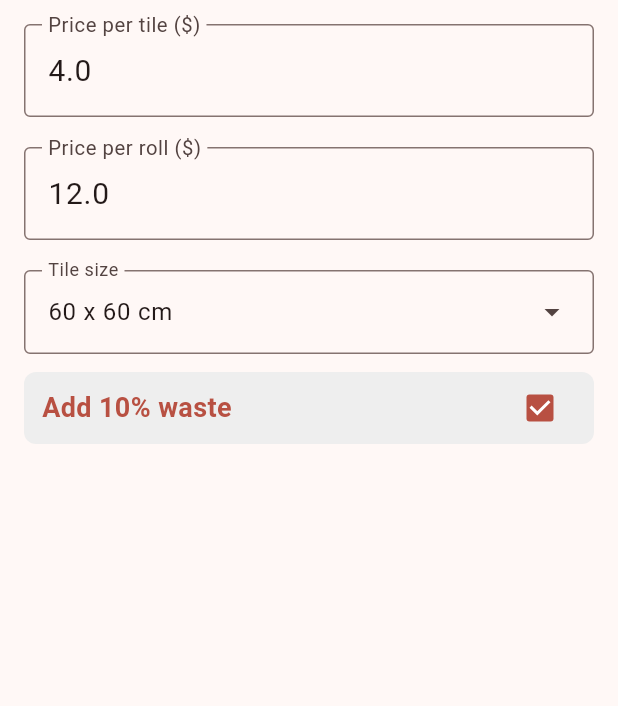
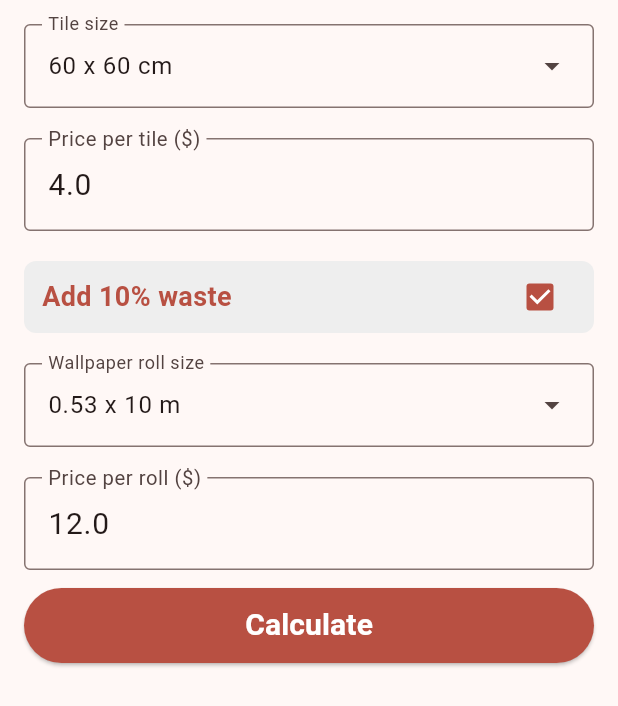
Before and after one commit to janaasaadreslan-art/room_renovation_estimator, a Flutter app: the FloorTab widget shown alone on an empty page, opened directly with empty values, on a phone screen of 412 x 824 dp. Shown: the top 706 px of the screen. Run offline on Flutter 3.47's test engine with Material 3 defaults, Android fonts, the phone set to English and light mode, and no system bars.

Commit message:
Floor tab complete

```diff
--- a/lib/widgets/floor_tab.dart
+++ b/lib/widgets/floor_tab.dart
@@ -2,6 +2,7 @@ import 'package:flutter/material.dart';
 import 'package:room_renovation_estimator/models/room_data.dart';
 
 import 'my_text_field.dart';
+import 'my_button.dart';
 
 class FloorTab extends StatefulWidget {
   final RoomData data;
@@ -36,11 +37,6 @@ class _FloorTabState extends State<FloorTab> {
     return ListView(
       padding: const EdgeInsets.all(16),
       children: [
-        MyTextField(hint: 'Price per tile (\$)', controller: _tilePriceCtrl),
-        const SizedBox(height: 20),
-        MyTextField(hint: 'Price per roll (\$)', controller: _rollPriceCtrl),
-        const SizedBox(height: 20),
-
         DropdownMenu<double>(
           label: const Text('Tile size'),
           initialSelection: widget.data.tileSizeCm,
@@ -59,8 +55,9 @@ class _FloorTabState extends State<FloorTab> {
             DropdownMenuEntry(value: 60.0, label: '60 x 60 cm'),
           ],
         ),
-        const SizedBox(height: 12),
-
+        const SizedBox(height: 20),
+        MyTextField(hint: 'Price per tile (\$)', controller: _tilePriceCtrl),
+        const SizedBox(height: 20),
         Container(
           padding: const EdgeInsets.symmetric(horizontal: 12),
           decoration: BoxDecoration(
@@ -77,12 +74,13 @@ class _FloorTabState extends State<FloorTab> {
                   color: Color(0xFFB85042),
                 ),
               ),
-              const Spacer(), //true or false if waste more than 0
+              const Spacer(),
               Checkbox(
                 value: widget.data.wastePercent > 0,
                 activeColor: const Color(0xFFB85042),
                 onChanged: (value) {
                   setState(() {
+                    //true or false if waste more than 0
                     widget.data.wastePercent = value == true
                         ? 10.0
                         : 0.0; //if checked 10 else 0
@@ -92,6 +90,45 @@ class _FloorTabState extends State<FloorTab> {
             ],
           ),
         ),
+        const SizedBox(height: 20),
+        DropdownMenu<double>(
+          label: const Text('Wallpaper roll size'),
+          initialSelection: widget.data.rollWidth,
+          expandedInsets: EdgeInsets.zero,
+          //full width
+          onSelected: (val) {
+            if (val != null) {
+              setState(() {
+                widget.data.rollWidth = val;
+              });
+            }
+          },
+          dropdownMenuEntries: const [
+            DropdownMenuEntry(value: 0.53, label: '0.53 x 10 m'),
+            DropdownMenuEntry(value: 0.70, label: '0.70 x 10 m'),
+            DropdownMenuEntry(value: 1.06, label: '1.06 x 10 m'),
+          ],
+        ),
+        const SizedBox(height: 20),
+        MyTextField(hint: 'Price per roll (\$)', controller: _rollPriceCtrl),
+        const SizedBox(height: 12),
+
+        MyButton(
+          text: 'Calculate',
+          onPressed: () {
+            try {
+              widget.data.pricePerTile = double.parse(_tilePriceCtrl.text);
+              widget.data.pricePerRoll = double.parse(_rollPriceCtrl.text);
+              DefaultTabController.of(context).animateTo(3);
+            } catch (e) {
+              ScaffoldMessenger.of(context).showSnackBar(
+                const SnackBar(
+                  content: Text('Please fill all fields with numbers'),
+                ),
+              );
+            }
+          },
+        ),
       ],
     );
   }
```
Also changed, not shown: lib/logic/estimator.dart (+6 -1 lines).
